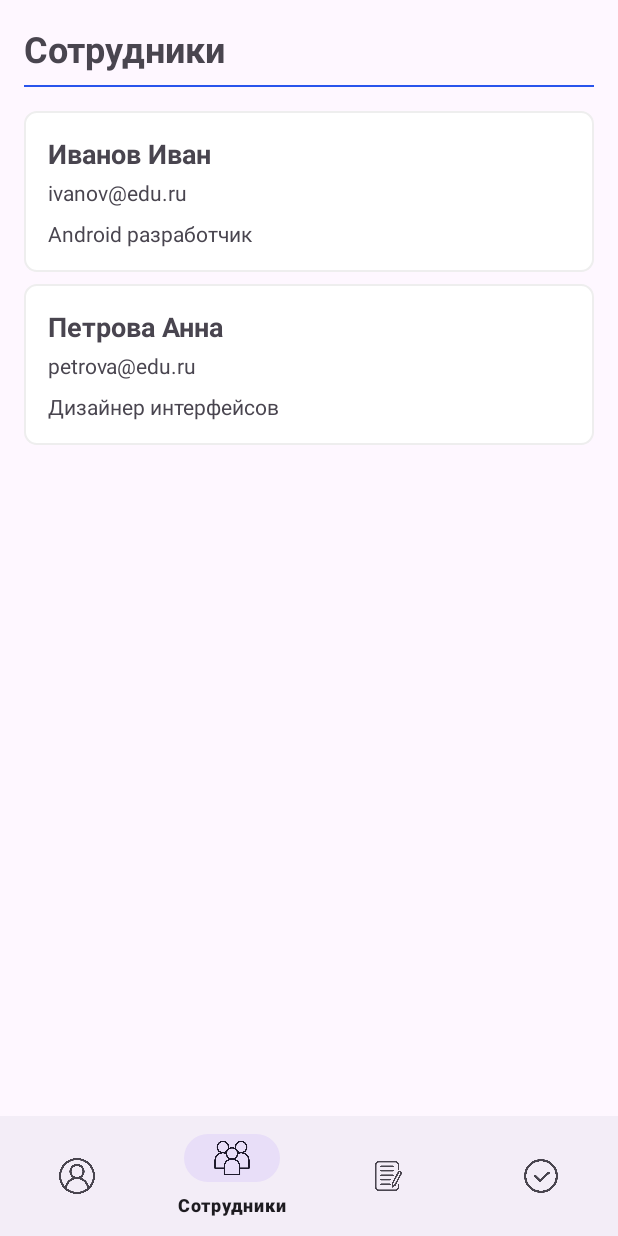
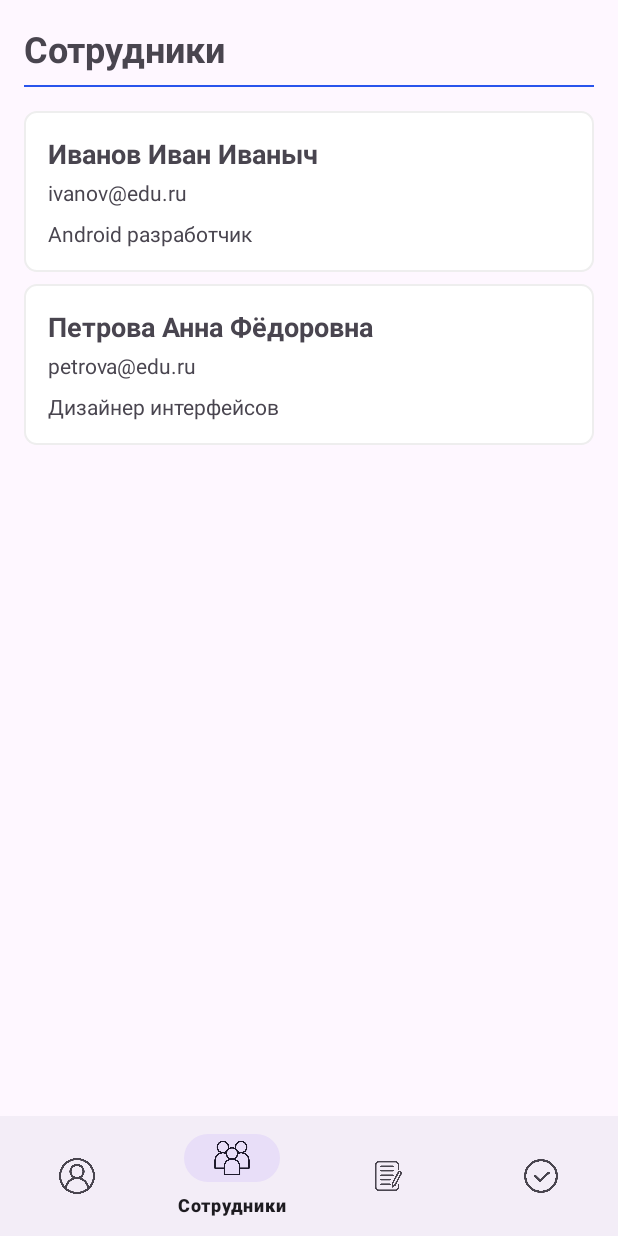
Before and after one commit to Greamond/StuidAD, an Android app: the EmployeesFragment screen opened through its navigation route, on a phone screen of 412 x 824 dp. Run offline under Robolectric (Android 15) with nearby library versions, the phone set to English and light mode, and no system bars; our stand-ins replace navigation-ui.

Commit message:
Подрузка данных пользователя. Русанов

```diff
--- a/app/src/main/java/com/example/stuid/api/AuthCallback.java
+++ b/app/src/main/java/com/example/stuid/api/AuthCallback.java
@@ -1,8 +1,8 @@
 package com.example.stuid.api;
 
-import com.example.stuid.models.User;
+import com.example.stuid.models.Employee;
 
 public interface AuthCallback {
-    void onSuccess(User user);
+    void onSuccess(Employee employee);
     void onFailure(String error);
 }
--- a/app/src/main/java/com/example/stuid/fragments/EmployeesFragment.java
+++ b/app/src/main/java/com/example/stuid/fragments/EmployeesFragment.java
@@ -33,8 +33,8 @@ public class EmployeesFragment extends Fragment {
     private void setupRecyclerView() {
         // Тестовые данные
         List<Employee> employees = new ArrayList<>();
-        employees.add(new Employee("Иванов Иван", "ivanov@edu.ru", "Android разработчик"));
-        employees.add(new Employee("Петрова Анна", "petrova@edu.ru", "Дизайнер интерфейсов"));
+        employees.add(new Employee("Иванов", "Иван", "Иваныч", "ivanov@edu.ru", "Android разработчик"));
+        employees.add(new Employee("Петрова", "Анна", "Фёдоровна", "petrova@edu.ru", "Дизайнер интерфейсов"));
 
         recyclerView.setLayoutManager(new LinearLayoutManager(getContext()));
         recyclerView.setAdapter(new EmployeeAdapter(employees));
--- a/app/src/main/java/com/example/stuid/fragments/ProfileFragment.java
+++ b/app/src/main/java/com/example/stuid/fragments/ProfileFragment.java
@@ -1,5 +1,8 @@
 package com.example.stuid.fragments;
 
+import static android.content.Context.MODE_PRIVATE;
+
+import android.content.SharedPreferences;
 import android.os.Bundle;
 import android.view.LayoutInflater;
 import android.view.View;
@@ -20,13 +23,19 @@ public class ProfileFragment extends Fragment {
 
         TextView tvFullName = view.findViewById(R.id.tvFullName);
         TextView tvEmail = view.findViewById(R.id.tvEmail);
-        TextView tvAbout = view.findViewById(R.id.tvAbout);
+        TextView tvAbout = view.findViewById(R.id.tvDescription);
         Button btnEdit = view.findViewById(R.id.btnEditProfile);
 
         // Здесь можно установить данные из ViewModel или SharedPreferences
-        tvFullName.setText("Петров Алексей Сергеевич");
-        tvEmail.setText("alexey.petrov@example.com");
-        tvAbout.setText("Full-stack разработчик с 5-летним опытом. Специализация: мобильные приложения и веб-разработка.");
+        SharedPreferences prefs = requireContext().getSharedPreferences("user_prefs", MODE_PRIVATE);
+
+        String fullName = prefs.getString("employee_fullName", "");
+        String email = prefs.getString("employee_email", "");
+        String description = prefs.getString("employee_description", "");
+
+        tvFullName.setText(fullName);
+        tvEmail.setText(email);
+        tvAbout.setText(description);
 
         btnEdit.setOnClickListener(v -> {
             // Логика перехода к редактированию профиля
--- a/app/src/main/java/com/example/stuid/models/Employee.java
+++ b/app/src/main/java/com/example/stuid/models/Employee.java
@@ -1,18 +1,61 @@
 package com.example.stuid.models;
 
 public class Employee {
-    private String fullName;
-    private String email;
-    private String about;
+    private int EmployeeId;
+    private String LastName;
+    private String FirstName;
+    private String MiddleName;
+    private String Email;
+    private String Description;
 
-    public Employee(String fullName, String email, String about) {
-        this.fullName = fullName;
-        this.email = email;
-        this.about = about;
+    public Employee() {
     }
 
-    // Геттеры
-    public String getFullName() { return fullName; }
-    public String getEmail() { return email; }
-    public String getAbout() { return about; }
+    public Employee(String lastName, String firstName, String middleName, String email, String description) {
+        LastName = lastName;
+        FirstName = firstName;
+        MiddleName = middleName;
+        Email = email;
+        Description = description;
+    }
+
+    public int getEmployeeId() {
+        return EmployeeId;
+    }
+
+    public String getFullName() {
+        return LastName + " " + FirstName + " " + MiddleName;
+    }
+
+    public String getEmail() {
+        return Email;
+    }
+
+    public String getDescription() {
+        return Description;
+    }
+
+    public void setEmployeeId(int employeeId) {
+        EmployeeId = employeeId;
+    }
+
+    public void setLastName(String lastName) {
+        LastName = lastName;
+    }
+
+    public void setFirstName(String firstName) {
+        FirstName = firstName;
+    }
+
+    public void setMiddleName(String middleName) {
+        MiddleName = middleName;
+    }
+
+    public void setEmail(String email) {
+        Email = email;
+    }
+
+    public void setDescription(String description) {
+        Description = description;
+    }
 }
--- a/app/src/main/java/com/example/stuid/models/EmployeeAdapter.java
+++ b/app/src/main/java/com/example/stuid/models/EmployeeAdapter.java
@@ -15,13 +15,13 @@ public class EmployeeAdapter extends RecyclerView.Adapter<EmployeeAdapter.ViewHo
     private List<Employee> employees;
 
     public static class ViewHolder extends RecyclerView.ViewHolder {
-        public TextView tvName, tvEmail, tvAbout;
+        public TextView tvName, tvEmail, tvDescription;
 
         public ViewHolder(View itemView) {
             super(itemView);
             tvName = itemView.findViewById(R.id.tvEmployeeName);
             tvEmail = itemView.findViewById(R.id.tvEmployeeEmail);
-            tvAbout = itemView.findViewById(R.id.tvEmployeeAbout);
+            tvDescription = itemView.findViewById(R.id.tvEmployeeDescription);
         }
     }
 
@@ -41,7 +41,7 @@ public class EmployeeAdapter extends RecyclerView.Adapter<EmployeeAdapter.ViewHo
         Employee employee = employees.get(position);
         holder.tvName.setText(employee.getFullName());
         holder.tvEmail.setText(employee.getEmail());
-        holder.tvAbout.setText(employee.getAbout());
+        holder.tvDescription.setText(employee.getDescription());
     }
 
     @Override
--- a/app/src/main/res/layout/item_employee.xml
+++ b/app/src/main/res/layout/item_employee.xml
@@ -22,7 +22,7 @@
         android:layout_marginTop="4dp"/>
 
     <TextView
-        android:id="@+id/tvEmployeeAbout"
+        android:id="@+id/tvEmployeeDescription"
         android:layout_width="match_parent"
         android:layout_height="wrap_content"
         android:textSize="14sp"
```
Also changed, not shown: app/src/main/AndroidManifest.xml (+6 -5 lines), app/src/main/java/com/example/stuid/activity/SignInActivity.java (+12 -8 lines), app/src/main/java/com/example/stuid/api/ApiClient.java (+9 -8 lines), app/src/main/java/com/example/stuid/models/User.java (deleted, +0 -14 lines), app/src/main/res/layout/fragment_profile.xml (+9 -1 lines).
